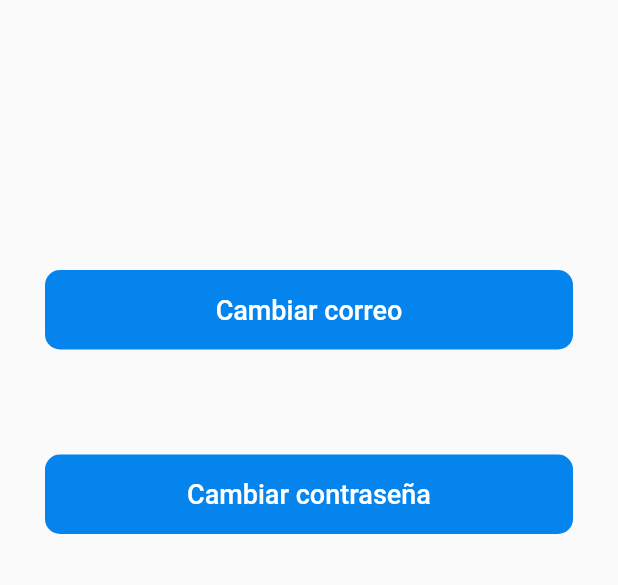
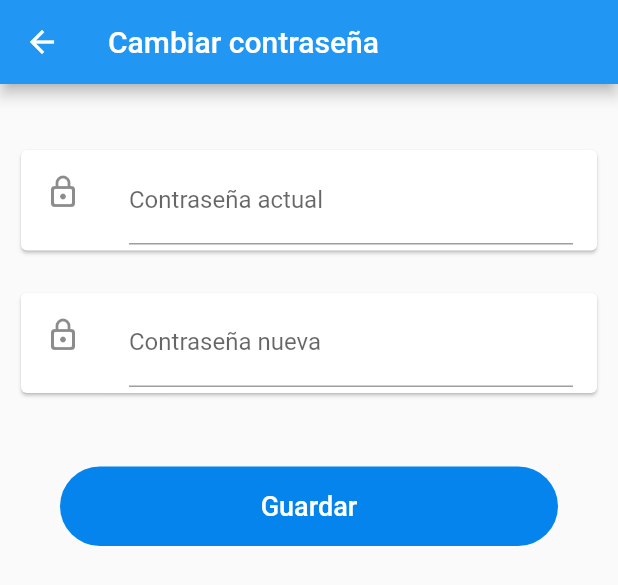
Before and after one commit to MauryBenavidez/School-maps, a Flutter app: the Configuration widget shown alone on an empty page, opened directly, after a tap on "Cambiar contraseña", on a phone screen of 412 x 824 dp. Shown: the top 585 px of the screen. Run offline on Flutter 3.47's test engine with Material 2 defaults, Android fonts, the phone set to English and light mode, and no system bars; our stand-ins replace flutter_bloc.

Commit message:
Pantalla cambiar contraseña - Finalizada
Se finalizó la pantalla de cambiar contraseña con todas sus funciones.

```diff
--- /dev/null
+++ b/lib/UI/Pages/views_configuration/set_password.dart
@@ -0,0 +1,88 @@
+import 'package:flutter/material.dart';
+
+class SetPassword extends StatefulWidget {
+  @override
+  View_SetPassword createState() => View_SetPassword();
+}
+
+class View_SetPassword extends State<SetPassword> {
+  Widget build(BuildContext context) {
+    return Scaffold(
+      appBar: AppBar(
+        title: Text(
+          'Cambiar contraseña',
+          textAlign: TextAlign.center,
+        ),
+        backgroundColor: Colors.blue,
+      ),
+      body: new SingleChildScrollView(
+        child: new Container(
+          margin: new EdgeInsets.all(10.0),
+          child: new Form(
+            child: (formUI()),
+          ),
+        ),
+      ),
+    );
+  }
+
+  TextEditingController contrasenaCtrl = new TextEditingController();
+  formItemsDesign(
+    icon,
+    item,
+  ) {
+    return Padding(
+      padding: EdgeInsets.symmetric(vertical: 10),
+      child: Card(child: ListTile(leading: Icon(icon), title: item)),
+    );
+  }
+
+  Widget formUI() {
+    return Column(children: <Widget>[
+      SizedBox(
+        height: 20.0,
+      ),
+      formItemsDesign(
+          Icons.lock_outline_rounded,
+          TextFormField(
+            obscureText: true,
+            controller: contrasenaCtrl,
+            decoration: new InputDecoration(
+              labelText: 'Contraseña actual',
+            ),
+          )),
+      formItemsDesign(
+          Icons.lock_outline_rounded,
+          TextFormField(
+            obscureText: true,
+            controller: contrasenaCtrl,
+            decoration: new InputDecoration(
+              labelText: 'Contraseña nueva',
+            ),
+          )),
+      SizedBox(
+        height: 5.0,
+      ),
+      GestureDetector(
+          onTap: () {},
+          child: Container(
+            margin: new EdgeInsets.all(30.0),
+            alignment: Alignment.center,
+            decoration: ShapeDecoration(
+              shape: RoundedRectangleBorder(
+                  borderRadius: BorderRadius.circular(30.0)),
+              gradient: LinearGradient(colors: [
+                Color(0xFF0484EC),
+                Color(0xFF0484EC),
+              ], begin: Alignment.topLeft, end: Alignment.bottomRight),
+            ),
+            child: Text("Guardar",
+                style: TextStyle(
+                    color: Colors.white,
+                    fontSize: 18,
+                    fontWeight: FontWeight.w500)),
+            padding: EdgeInsets.only(top: 16, bottom: 16),
+          ))
+    ]);
+  }
+}
--- a/lib/UI/Pages/widgets/configuration.dart
+++ b/lib/UI/Pages/widgets/configuration.dart
@@ -1,5 +1,6 @@
 import 'package:flutter/material.dart';
 import 'package:schools_maps/UI/Pages/views_configuration/set_email.dart';
+import 'package:schools_maps/UI/Pages/views_configuration/set_password.dart';
 
 class Configuration extends StatelessWidget {
   @override
@@ -37,7 +38,9 @@ class Configuration extends StatelessWidget {
       ),
       GestureDetector(
           onTap: () {
-            Navigator.of(context).push(MaterialPageRoute());
+            Navigator.of(context).push(MaterialPageRoute(
+              builder: (context) => SetPassword(),
+            ));
           },
           child: Container(
             margin: new EdgeInsets.all(30.0),
```
